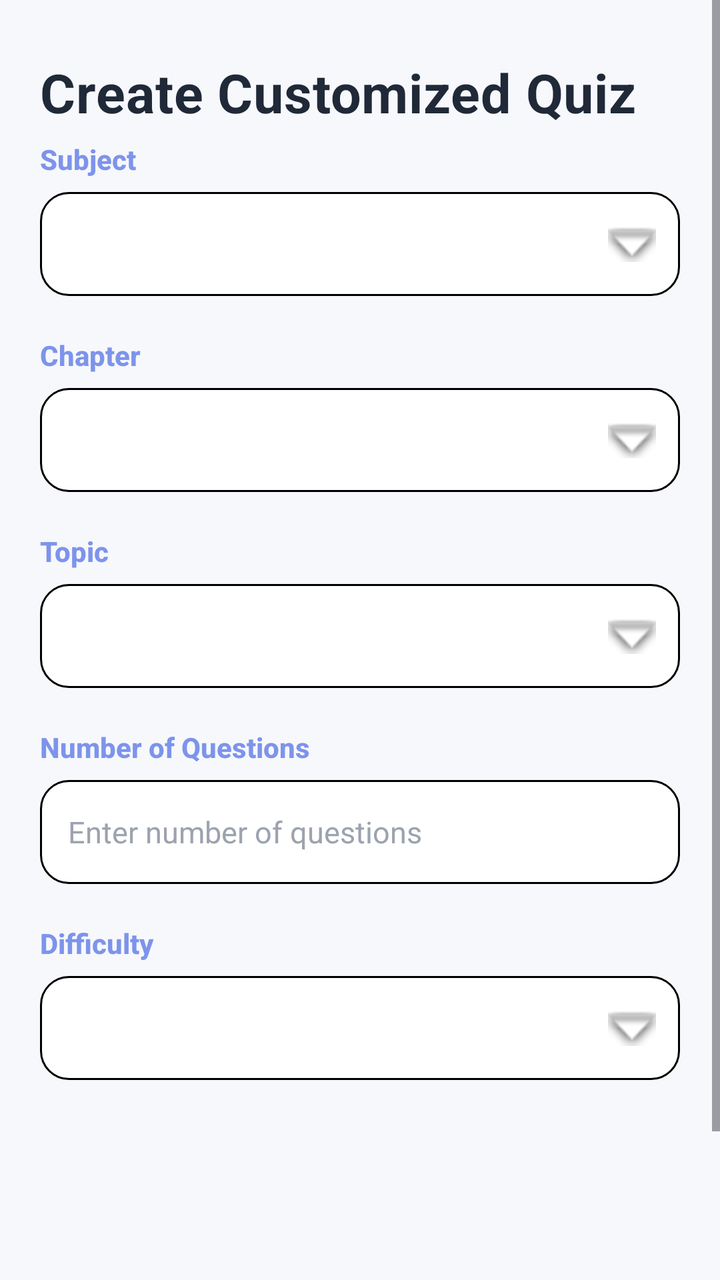
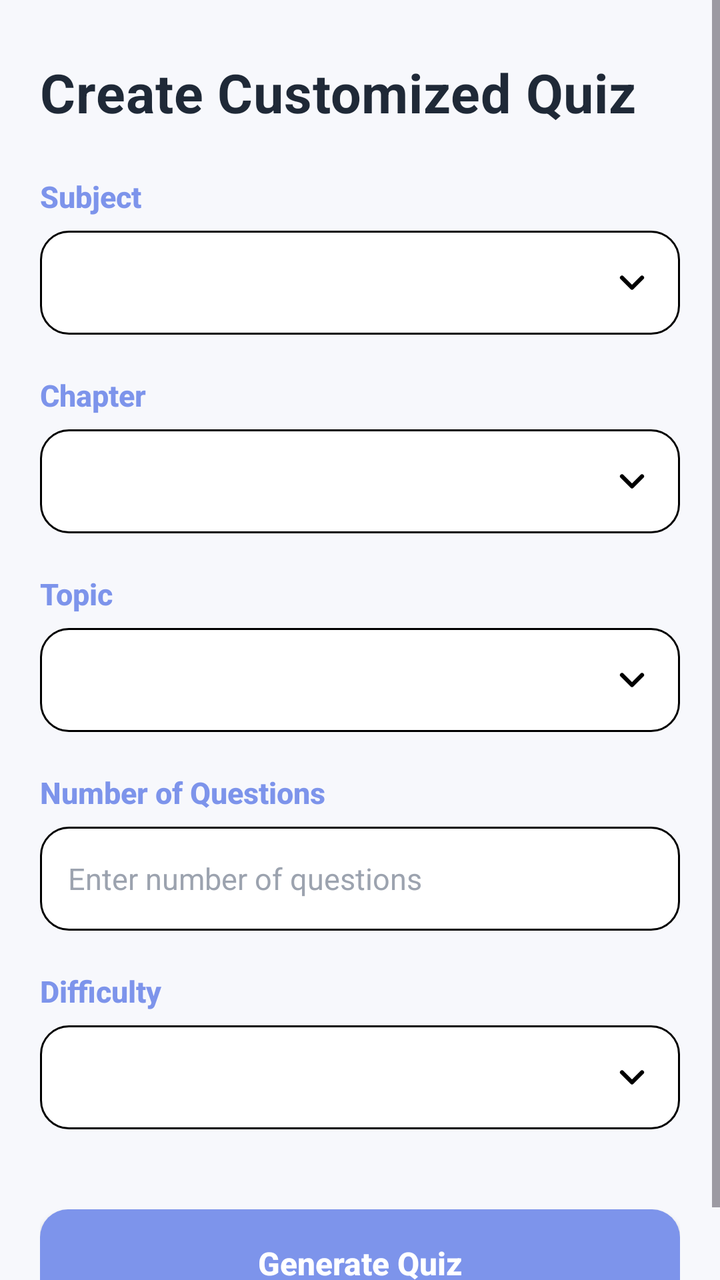

Screens rendered from an Android XML layout before and after an edit, with the pre-edit source and the edit as a unified diff.
<!-- AndroidManifest.xml: application theme Theme.EduQuiz -->
<!-- res/layout/activity_customized_quiz.xml -->
<?xml version="1.0" encoding="utf-8"?>
<ScrollView
    xmlns:android="http://schemas.android.com/apk/res/android"
    android:layout_width="match_parent"
    android:layout_height="match_parent"
    android:background="#F7F8FC"
    android:fillViewport="true">

    <LinearLayout
        android:layout_width="match_parent"
        android:layout_height="wrap_content"
        android:orientation="vertical"
        android:backgroundTint="@color/faint_sky_blue"
        android:padding="20dp">

        
        <TextView
            android:layout_width="match_parent"
            android:layout_height="wrap_content"
            android:text="Create Customized Quiz"
            android:textColor="#1F2937"
            android:textSize="27sp"
            android:textStyle="bold"
            android:fontFamily="sans-serif"
            android:letterSpacing="0.01"
            android:layout_marginTop="8dp"
            android:layout_marginBottom="6dp"/>


        
        <TextView
            android:layout_width="match_parent"
            android:layout_height="wrap_content"
            android:text="Subject"
            android:textColor="@color/blue"
            android:textSize="14sp"
            android:textStyle="bold"
            android:fontFamily="sans-serif-medium"
            android:layout_marginBottom="7dp"/>

        <FrameLayout
            android:layout_width="match_parent"
            android:layout_height="52dp"
            android:layout_marginBottom="20dp">

            <Spinner
                android:id="@+id/spinnerCustomSubject"
                android:layout_width="match_parent"
                android:layout_height="match_parent"
                android:background="@drawable/edit2"
                android:paddingStart="14dp"
                android:paddingEnd="45dp"
                android:spinnerMode="dropdown"/>

            <ImageView
                android:layout_width="24dp"
                android:layout_height="24dp"
                android:layout_gravity="end|center_vertical"
                android:layout_marginEnd="12dp"
                android:src="@android:drawable/arrow_down_float"
                android:contentDescription="Dropdown"/>
        </FrameLayout>


        
        <TextView
            android:layout_width="match_parent"
            android:layout_height="wrap_content"
            android:text="Chapter"
            android:textColor="@color/blue"
            android:textSize="14sp"
            android:textStyle="bold"
            android:fontFamily="sans-serif-medium"
            android:layout_marginBottom="7dp"/>

        <FrameLayout
            android:layout_width="match_parent"
            android:layout_height="52dp"
            android:layout_marginBottom="20dp">

            <Spinner
                android:id="@+id/spinnerCustomChapter"
                android:layout_width="match_parent"
                android:layout_height="match_parent"
                android:background="@drawable/edit2"
                android:paddingStart="14dp"
                android:paddingEnd="45dp"
                android:spinnerMode="dropdown"/>

            <ImageView
                android:layout_width="24dp"
                android:layout_height="24dp"
                android:layout_gravity="end|center_vertical"
                android:layout_marginEnd="12dp"
                android:src="@android:drawable/arrow_down_float"
                android:contentDescription="Dropdown"/>
        </FrameLayout>


        
        <TextView
            android:layout_width="match_parent"
            android:layout_height="wrap_content"
            android:text="Topic"
            android:textColor="@color/blue"
            android:textSize="14sp"
            android:textStyle="bold"
            android:fontFamily="sans-serif-medium"
            android:layout_marginBottom="7dp"/>

        <FrameLayout
            android:layout_width="match_parent"
            android:layout_height="52dp"
            android:layout_marginBottom="20dp">

            <Spinner
                android:id="@+id/spinnerCustomTopic"
                android:layout_width="match_parent"
                android:layout_height="match_parent"
                android:background="@drawable/edit2"
                android:paddingStart="14dp"
                android:paddingEnd="45dp"
                android:spinnerMode="dropdown"/>

            <ImageView
                android:layout_width="24dp"
                android:layout_height="24dp"
                android:layout_gravity="end|center_vertical"
                android:layout_marginEnd="12dp"
                android:src="@android:drawable/arrow_down_float"
                android:contentDescription="Dropdown"/>
        </FrameLayout>


        
        <TextView
            android:layout_width="match_parent"
            android:layout_height="wrap_content"
            android:text="Number of Questions"
            android:textColor="@color/blue"
            android:textSize="14sp"
            android:textStyle="bold"
            android:fontFamily="sans-serif-medium"
            android:layout_marginBottom="7dp"/>

        <EditText
            android:id="@+id/etNumberOfQuestions"
            android:layout_width="match_parent"
            android:layout_height="52dp"
            android:hint="Enter number of questions"
            android:textColor="#1F2937"
            android:textColorHint="#9CA3AF"
            android:textSize="15sp"
            android:fontFamily="sans-serif"
            android:inputType="number"
            android:singleLine="true"
            android:paddingStart="14dp"
            android:paddingEnd="14dp"
            android:background="@drawable/edit2"
            android:layout_marginBottom="20dp"/>


        
        <TextView
            android:layout_width="match_parent"
            android:layout_height="wrap_content"
            android:text="Difficulty"
            android:textColor="@color/blue"
            android:textSize="14sp"
            android:textStyle="bold"
            android:fontFamily="sans-serif-medium"
            android:layout_marginBottom="7dp"/>

        <FrameLayout
            android:layout_width="match_parent"
            android:layout_height="52dp"
            android:layout_marginBottom="30dp">

            <Spinner
                android:id="@+id/spinnerCustomDifficulty"
                android:layout_width="match_parent"
                android:layout_height="match_parent"
                android:background="@drawable/edit2"
                android:paddingStart="14dp"
                android:paddingEnd="45dp"
                android:spinnerMode="dropdown"/>

            <ImageView
                android:layout_width="24dp"
                android:layout_height="24dp"
                android:layout_gravity="end|center_vertical"
                android:layout_marginEnd="12dp"
                android:src="@android:drawable/arrow_down_float"
                android:contentDescription="Dropdown"/>
        </FrameLayout>


        
        <androidx.appcompat.widget.AppCompatButton
            android:id="@+id/btnGenerateCustomQuiz"
            android:layout_width="match_parent"
            android:layout_height="54dp"
            android:text="Generate Quiz"
            android:textColor="#0AEB13"
            android:textSize="16sp"
            android:textStyle="bold"
            android:fontFamily="sans-serif-medium"
            android:textAllCaps="false"
            android:background="@drawable/button_bg"
            android:backgroundTint="@color/gray2"
            android:elevation="3dp"
            android:layout_marginTop="80dp"/>

    </LinearLayout>

</ScrollView>
<!-- resources referenced by this layout -->
<resources>
  <color name="blue">#7D94EB</color>
  <color name="faint_sky_blue">#CFF8F2</color>
  <color name="gray2">#DAD7D7</color>
  <!-- drawable button_bg (drawable) -->
  <?xml version="1.0" encoding="utf-8"?>
  <selector xmlns:android="http://schemas.android.com/apk/res/android">
  
      
      <item android:state_pressed="true">
          <shape android:shape="rectangle">
              <solid android:color="#4549C9" />
              <corners android:radius="14dp" />
              <padding
                  android:left="20dp"
                  android:top="12dp"
                  android:right="20dp"
                  android:bottom="12dp" />
          </shape>
      </item>
  
      
      <item>
          <shape android:shape="rectangle">
              <solid android:color="#b7efe2" />
              <corners android:radius="14dp" />
              <padding
                  android:left="20dp"
                  android:top="12dp"
                  android:right="20dp"
                  android:bottom="12dp" />
          </shape>
      </item>
  
  </selector>
  <!-- drawable edit2 (drawable) -->
  <?xml version="1.0" encoding="utf-8"?>
  <shape xmlns:android="http://schemas.android.com/apk/res/android">
      <corners android:radius="14dp"/>
      <stroke android:color="@color/black" android:width="0.9dp"/>
      <solid android:color="@color/white"/>
      <size android:height="10dp"/>
  </shape>
  <style name="Theme.EduQuiz" parent="Base.Theme.EduQuiz" />
  <color name="black">#FF000000</color>
  <color name="white">#FFFFFFFF</color>
  <style name="Base.Theme.EduQuiz" parent="Theme.Material3.DayNight.NoActionBar">
          
          
      </style>
</resources>

<!-- the commit's change to res/layout/activity_customized_quiz.xml (unified diff, before → after) -->
@@ -10,33 +10,31 @@
         android:layout_width="match_parent"
         android:layout_height="wrap_content"
         android:orientation="vertical"
-        android:backgroundTint="@color/faint_sky_blue"
         android:padding="20dp">
 
         
         <TextView
             android:layout_width="match_parent"
             android:layout_height="wrap_content"
+            android:layout_marginTop="8dp"
+            android:layout_marginBottom="24dp"
+            android:fontFamily="sans-serif"
+            android:letterSpacing="0.01"
             android:text="Create Customized Quiz"
             android:textColor="#1F2937"
             android:textSize="27sp"
-            android:textStyle="bold"
-            android:fontFamily="sans-serif"
-            android:letterSpacing="0.01"
-            android:layout_marginTop="8dp"
-            android:layout_marginBottom="6dp"/>
-
-
-        
-        <TextView
-            android:layout_width="match_parent"
-            android:layout_height="wrap_content"
+            android:textStyle="bold" />
+
+        
+        <TextView
+            android:layout_width="match_parent"
+            android:layout_height="wrap_content"
+            android:layout_marginBottom="7dp"
+            android:fontFamily="sans-serif-medium"
             android:text="Subject"
             android:textColor="@color/blue"
-            android:textSize="14sp"
-            android:textStyle="bold"
-            android:fontFamily="sans-serif-medium"
-            android:layout_marginBottom="7dp"/>
+            android:textSize="15sp"
+            android:textStyle="bold" />
 
         <FrameLayout
             android:layout_width="match_parent"
@@ -50,28 +48,27 @@
                 android:background="@drawable/edit2"
                 android:paddingStart="14dp"
                 android:paddingEnd="45dp"
-                android:spinnerMode="dropdown"/>
-
-            <ImageView
-                android:layout_width="24dp"
-                android:layout_height="24dp"
-                android:layout_gravity="end|center_vertical"
-                android:layout_marginEnd="12dp"
-                android:src="@android:drawable/arrow_down_float"
-                android:contentDescription="Dropdown"/>
-        </FrameLayout>
-
-
-        
-        <TextView
-            android:layout_width="match_parent"
-            android:layout_height="wrap_content"
+                android:spinnerMode="dropdown" />
+
+            <ImageView
+                android:layout_width="20dp"
+                android:layout_height="20dp"
+                android:layout_gravity="end|center_vertical"
+                android:layout_marginEnd="14dp"
+                android:contentDescription="Dropdown"
+                android:src="@drawable/ic_dropdown_arrow" />
+        </FrameLayout>
+
+        
+        <TextView
+            android:layout_width="match_parent"
+            android:layout_height="wrap_content"
+            android:layout_marginBottom="7dp"
+            android:fontFamily="sans-serif-medium"
             android:text="Chapter"
             android:textColor="@color/blue"
-            android:textSize="14sp"
-            android:textStyle="bold"
-            android:fontFamily="sans-serif-medium"
-            android:layout_marginBottom="7dp"/>
+            android:textSize="15sp"
+            android:textStyle="bold" />
 
         <FrameLayout
             android:layout_width="match_parent"
@@ -85,28 +82,27 @@
                 android:background="@drawable/edit2"
                 android:paddingStart="14dp"
                 android:paddingEnd="45dp"
-                android:spinnerMode="dropdown"/>
-
-            <ImageView
-                android:layout_width="24dp"
-                android:layout_height="24dp"
-                android:layout_gravity="end|center_vertical"
-                android:layout_marginEnd="12dp"
-                android:src="@android:drawable/arrow_down_float"
-                android:contentDescription="Dropdown"/>
-        </FrameLayout>
-
-
-        
-        <TextView
-            android:layout_width="match_parent"
-            android:layout_height="wrap_content"
+                android:spinnerMode="dropdown" />
+
+            <ImageView
+                android:layout_width="20dp"
+                android:layout_height="20dp"
+                android:layout_gravity="end|center_vertical"
+                android:layout_marginEnd="14dp"
+                android:contentDescription="Dropdown"
+                android:src="@drawable/ic_dropdown_arrow" />
+        </FrameLayout>
+
+        
+        <TextView
+            android:layout_width="match_parent"
+            android:layout_height="wrap_content"
+            android:layout_marginBottom="7dp"
+            android:fontFamily="sans-serif-medium"
             android:text="Topic"
             android:textColor="@color/blue"
-            android:textSize="14sp"
-            android:textStyle="bold"
-            android:fontFamily="sans-serif-medium"
-            android:layout_marginBottom="7dp"/>
+            android:textSize="15sp"
+            android:textStyle="bold" />
 
         <FrameLayout
             android:layout_width="match_parent"
@@ -120,61 +116,59 @@
                 android:background="@drawable/edit2"
                 android:paddingStart="14dp"
                 android:paddingEnd="45dp"
-                android:spinnerMode="dropdown"/>
-
-            <ImageView
-                android:layout_width="24dp"
-                android:layout_height="24dp"
-                android:layout_gravity="end|center_vertical"
-                android:layout_marginEnd="12dp"
-                android:src="@android:drawable/arrow_down_float"
-                android:contentDescription="Dropdown"/>
-        </FrameLayout>
-
-
-        
-        <TextView
-            android:layout_width="match_parent"
-            android:layout_height="wrap_content"
+                android:spinnerMode="dropdown" />
+
+            <ImageView
+                android:layout_width="20dp"
+                android:layout_height="20dp"
+                android:layout_gravity="end|center_vertical"
+                android:layout_marginEnd="14dp"
+                android:contentDescription="Dropdown"
+                android:src="@drawable/ic_dropdown_arrow" />
+        </FrameLayout>
+
+        
+        <TextView
+            android:layout_width="match_parent"
+            android:layout_height="wrap_content"
+            android:layout_marginBottom="7dp"
+            android:fontFamily="sans-serif-medium"
             android:text="Number of Questions"
             android:textColor="@color/blue"
-            android:textSize="14sp"
-            android:textStyle="bold"
-            android:fontFamily="sans-serif-medium"
-            android:layout_marginBottom="7dp"/>
+            android:textSize="15sp"
+            android:textStyle="bold" />
 
         <EditText
             android:id="@+id/etNumberOfQuestions"
             android:layout_width="match_parent"
             android:layout_height="52dp"
+            android:layout_marginBottom="20dp"
+            android:background="@drawable/edit2"
+            android:fontFamily="sans-serif"
             android:hint="Enter number of questions"
+            android:inputType="number"
+            android:paddingStart="14dp"
+            android:paddingEnd="14dp"
+            android:singleLine="true"
             android:textColor="#1F2937"
             android:textColorHint="#9CA3AF"
-            android:textSize="15sp"
-            android:fontFamily="sans-serif"
-            android:inputType="number"
-            android:singleLine="true"
-            android:paddingStart="14dp"
-            android:paddingEnd="14dp"
-            android:background="@drawable/edit2"
-            android:layout_marginBottom="20dp"/>
-
-
-        
-        <TextView
-            android:layout_width="match_parent"
-            android:layout_height="wrap_content"
+            android:textSize="15sp" />
+
+        
+        <TextView
+            android:layout_width="match_parent"
+            android:layout_height="wrap_content"
+            android:layout_marginBottom="7dp"
+            android:fontFamily="sans-serif-medium"
             android:text="Difficulty"
             android:textColor="@color/blue"
-            android:textSize="14sp"
-            android:textStyle="bold"
-            android:fontFamily="sans-serif-medium"
-            android:layout_marginBottom="7dp"/>
-
-        <FrameLayout
-            android:layout_width="match_parent"
-            android:layout_height="52dp"
-            android:layout_marginBottom="30dp">
+            android:textSize="15sp"
+            android:textStyle="bold" />
+
+        <FrameLayout
+            android:layout_width="match_parent"
+            android:layout_height="52dp"
+            android:layout_marginBottom="32dp">
 
             <Spinner
                 android:id="@+id/spinnerCustomDifficulty"
@@ -183,33 +177,32 @@
                 android:background="@drawable/edit2"
                 android:paddingStart="14dp"
                 android:paddingEnd="45dp"
-                android:spinnerMode="dropdown"/>
-
-            <ImageView
-                android:layout_width="24dp"
-                android:layout_height="24dp"
-                android:layout_gravity="end|center_vertical"
-                android:layout_marginEnd="12dp"
-                android:src="@android:drawable/arrow_down_float"
-                android:contentDescription="Dropdown"/>
-        </FrameLayout>
-
+                android:spinnerMode="dropdown" />
+
+            <ImageView
+                android:layout_width="20dp"
+                android:layout_height="20dp"
+                android:layout_gravity="end|center_vertical"
+                android:layout_marginEnd="14dp"
+                android:contentDescription="Dropdown"
+                android:src="@drawable/ic_dropdown_arrow" />
+        </FrameLayout>
 
         
         <androidx.appcompat.widget.AppCompatButton
             android:id="@+id/btnGenerateCustomQuiz"
             android:layout_width="match_parent"
             android:layout_height="54dp"
+            android:layout_marginTop="8dp"
+            android:background="@drawable/button_bg"
+            android:backgroundTint="@color/blue"
+            android:elevation="3dp"
+            android:fontFamily="sans-serif-medium"
             android:text="Generate Quiz"
-            android:textColor="#0AEB13"
+            android:textAllCaps="false"
+            android:textColor="@color/white"
             android:textSize="16sp"
-            android:textStyle="bold"
-            android:fontFamily="sans-serif-medium"
-            android:textAllCaps="false"
-            android:background="@drawable/button_bg"
-            android:backgroundTint="@color/gray2"
-            android:elevation="3dp"
-            android:layout_marginTop="80dp"/>
+            android:textStyle="bold" />
 
     </LinearLayout>
 
<!-- resource entries referenced after the edit -->
@@ -1,8 +1,6 @@
 <!-- resources referenced by this layout -->
 <resources>
   <color name="blue">#7D94EB</color>
-  <color name="faint_sky_blue">#CFF8F2</color>
-  <color name="gray2">#DAD7D7</color>
   <!-- drawable button_bg (drawable) -->
   <?xml version="1.0" encoding="utf-8"?>
   <selector xmlns:android="http://schemas.android.com/apk/res/android">
@@ -42,6 +40,23 @@
       <solid android:color="@color/white"/>
       <size android:height="10dp"/>
   </shape>
+  <!-- drawable ic_dropdown_arrow (drawable) -->
+  <?xml version="1.0" encoding="utf-8"?>
+  <vector xmlns:android="http://schemas.android.com/apk/res/android"
+      android:width="24dp"
+      android:height="24dp"
+      android:viewportWidth="24"
+      android:viewportHeight="24">
+  
+      <path
+          android:pathData="M6,9L12,15L18,9"
+          android:strokeColor="@color/black"
+          android:strokeWidth="2.5"
+          android:strokeLineCap="round"
+          android:strokeLineJoin="round"
+          android:fillColor="@android:color/transparent" />
+  
+  </vector>
   <style name="Theme.EduQuiz" parent="Base.Theme.EduQuiz" />
   <color name="black">#FF000000</color>
   <color name="white">#FFFFFFFF</color>
